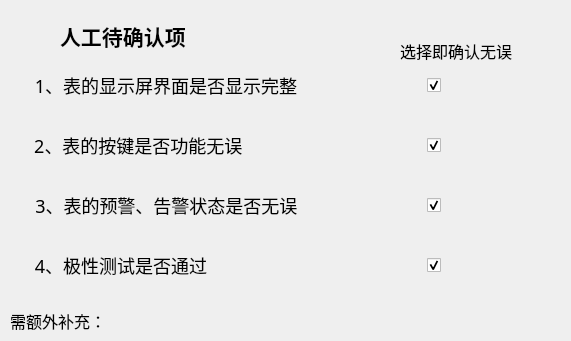
ChinaClever/ProductEvalTool, file ProductEvalTool/qc-busbar/mainface/people_judg.ui: the form before one commit; both pictures show x 0 to 571 and y 0 to 341 of the 696 by 479 pixel window.
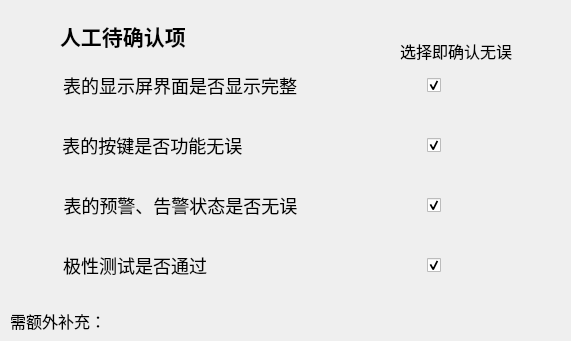
The form after the commit.

```diff
--- a/ProductEvalTool/qc-busbar/mainface/people_judg.ui
+++ b/ProductEvalTool/qc-busbar/mainface/people_judg.ui
@@ -46,6 +46,7 @@
     <font>
      <family>微软雅黑</family>
      <pointsize>-1</pointsize>
+     <weight>50</weight>
      <italic>false</italic>
      <bold>false</bold>
     </font>
@@ -57,7 +58,7 @@
     <string notr="true">QCheckBox{spacing: 130px;font: 18px;}</string>
    </property>
    <property name="text">
-    <string notr="true">1、表的显示屏界面是否显示完整</string>
+    <string notr="true">表的显示屏界面是否显示完整</string>
    </property>
    <property name="checked">
     <bool>true</bool>
@@ -88,6 +89,7 @@
     <font>
      <family>微软雅黑</family>
      <pointsize>-1</pointsize>
+     <weight>50</weight>
      <italic>false</italic>
      <bold>false</bold>
     </font>
@@ -99,7 +101,7 @@
     <string notr="true">QCheckBox{spacing: 180px;font: 18px;}</string>
    </property>
    <property name="text">
-    <string notr="true">2、表的按键是否功能无误 </string>
+    <string notr="true">表的按键是否功能无误 </string>
    </property>
    <property name="checked">
     <bool>true</bool>
@@ -118,6 +120,7 @@
     <font>
      <family>微软雅黑</family>
      <pointsize>-1</pointsize>
+     <weight>50</weight>
      <italic>false</italic>
      <bold>false</bold>
     </font>
@@ -132,7 +135,7 @@
     <string notr="true">QCheckBox{spacing: 125px;font: 18px;}</string>
    </property>
    <property name="text">
-    <string>3、表的预警、告警状态是否无误 </string>
+    <string>表的预警、告警状态是否无误 </string>
    </property>
    <property name="checked">
     <bool>true</bool>
@@ -151,6 +154,7 @@
     <font>
      <family>微软雅黑</family>
      <pointsize>-1</pointsize>
+     <weight>50</weight>
      <italic>false</italic>
      <bold>false</bold>
     </font>
@@ -162,7 +166,7 @@
     <string notr="true">QCheckBox{spacing: 220px;font: 18px;}</string>
    </property>
    <property name="text">
-    <string>4、极性测试是否通过</string>
+    <string>极性测试是否通过</string>
    </property>
    <property name="checked">
     <bool>true</bool>
```
Left out of the diff: 1 changed line with no effect on the pictures.
